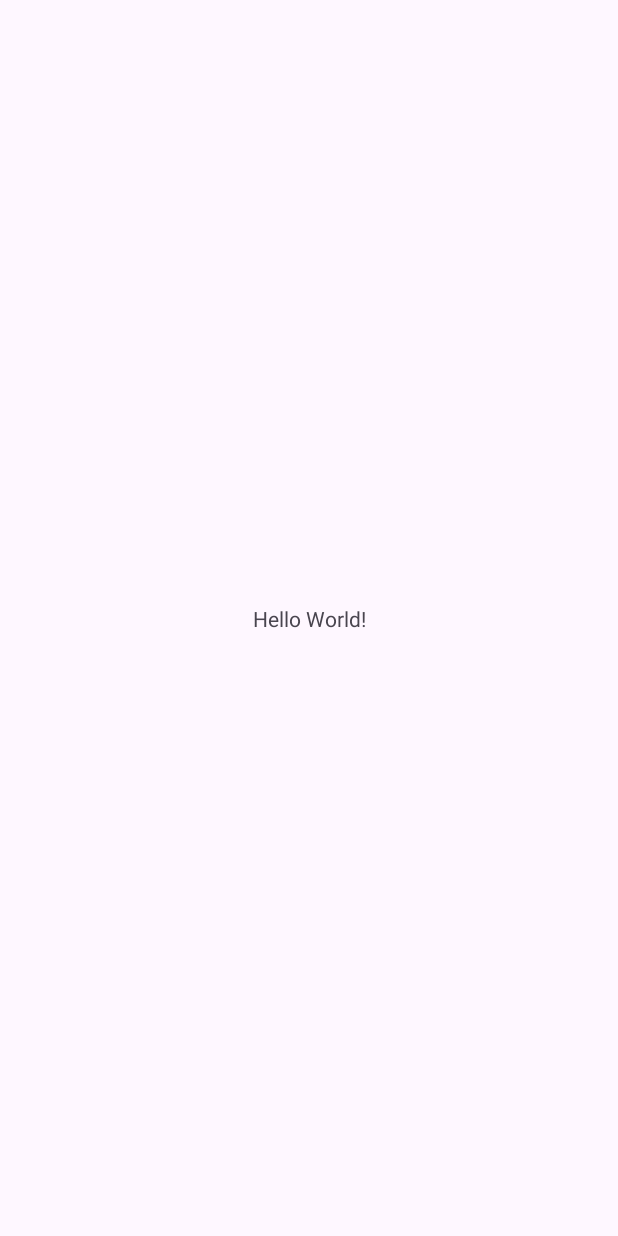
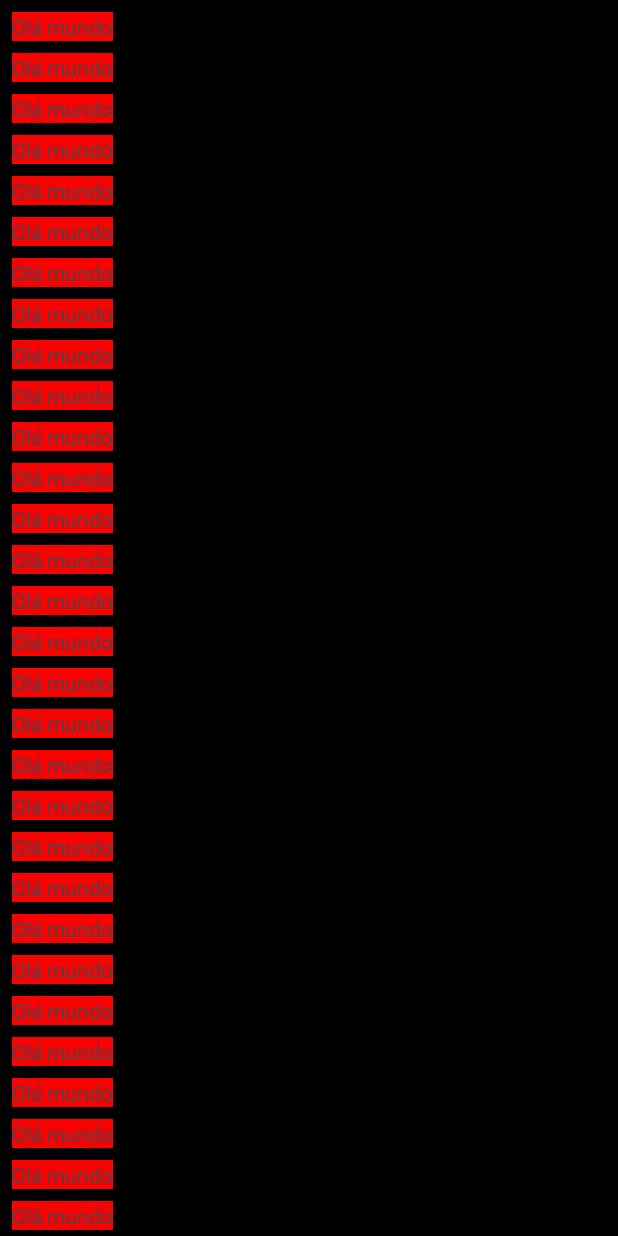
Before and after one commit to kassiosilva/netflix-clone-android, an Android app: the screen it shows after launch (MainActivity), on a phone screen of 412 x 824 dp. Before the commit the screen is almost empty. Run offline under Robolectric (Android 15) with nearby library versions, the phone set to English and light mode, and no system bars.

Commit message:
feat: criando listagem simple

```diff
--- a/app/src/main/java/com/example/netflixremake/MainActivity.kt
+++ b/app/src/main/java/com/example/netflixremake/MainActivity.kt
@@ -2,10 +2,19 @@ package com.example.netflixremake
 
 import androidx.appcompat.app.AppCompatActivity
 import android.os.Bundle
+import android.view.View
+import android.view.ViewGroup
+import androidx.recyclerview.widget.LinearLayoutManager
+import androidx.recyclerview.widget.RecyclerView
+class MainActivity : AppCompatActivity() {
 
-class MainActivity : AppCompatActivity() {
     override fun onCreate(savedInstanceState: Bundle?) {
         super.onCreate(savedInstanceState)
         setContentView(R.layout.activity_main)
+
+        val adapter = MainAdapter()
+        val recyclerMain: RecyclerView = findViewById(R.id.recycler_main)
+        recyclerMain.layoutManager = LinearLayoutManager(this)
+        recyclerMain.adapter = adapter
     }
 }
--- /dev/null
+++ b/app/src/main/java/com/example/netflixremake/MainAdapter.kt
@@ -0,0 +1,25 @@
+package com.example.netflixremake
+
+import android.view.LayoutInflater
+import android.view.View
+import android.view.ViewGroup
+import androidx.recyclerview.widget.RecyclerView
+
+class MainAdapter : RecyclerView.Adapter<MainAdapter.MovieViewHolder>() {
+    override fun onCreateViewHolder(parent: ViewGroup, viewType: Int): MovieViewHolder {
+        val view = LayoutInflater.from(parent.context).inflate(R.layout.movie_item, parent, false)
+
+        return MovieViewHolder(view)
+    }
+
+    override fun getItemCount(): Int {
+        return 100
+    }
+
+    override fun onBindViewHolder(holder: MovieViewHolder, position: Int) {
+    }
+
+    inner class MovieViewHolder(itemView: View) : RecyclerView.ViewHolder(itemView) {
+
+    }
+}
--- a/app/src/main/res/layout/activity_main.xml
+++ b/app/src/main/res/layout/activity_main.xml
@@ -6,13 +6,12 @@
     android:layout_height="match_parent"
     tools:context=".MainActivity">
 
-    <TextView
-        android:layout_width="wrap_content"
-        android:layout_height="wrap_content"
-        android:text="Hello World!"
-        app:layout_constraintBottom_toBottomOf="parent"
-        app:layout_constraintEnd_toEndOf="parent"
-        app:layout_constraintStart_toStartOf="parent"
-        app:layout_constraintTop_toTopOf="parent" />
+    <androidx.recyclerview.widget.RecyclerView
+        android:id="@+id/recycler_main"
+        tools:itemCount="5"
+        tools:listitem="@layout/movie_item"
+        android:background="@color/black"
+        android:layout_width="match_parent"
+        android:layout_height="match_parent" />
 
 </androidx.constraintlayout.widget.ConstraintLayout>
--- /dev/null
+++ b/app/src/main/res/layout/movie_item.xml
@@ -0,0 +1,17 @@
+<?xml version="1.0" encoding="utf-8"?>
+<androidx.constraintlayout.widget.ConstraintLayout xmlns:android="http://schemas.android.com/apk/res/android"
+    android:layout_width="match_parent"
+    android:layout_height="wrap_content"
+    xmlns:app="http://schemas.android.com/apk/res-auto">
+
+    <TextView
+        android:layout_marginStart="8dp"
+        android:layout_marginTop="8dp"
+        app:layout_constraintTop_toTopOf="parent"
+        app:layout_constraintStart_toStartOf="parent"
+        android:background="@color/red"
+        android:text="Olá mundo"
+        android:layout_width="wrap_content"
+        android:layout_height="wrap_content" />
+
+</androidx.constraintlayout.widget.ConstraintLayout>
--- a/app/src/main/res/values-night/themes.xml
+++ /dev/null
@@ -1,7 +0,0 @@
-<resources xmlns:tools="http://schemas.android.com/tools">
-    <!-- Base application theme. -->
-    <style name="Base.Theme.NetflixRemake" parent="Theme.Material3.DayNight.NoActionBar">
-        <!-- Customize your dark theme here. -->
-        <!-- <item name="colorPrimary">@color/my_dark_primary</item> -->
-    </style>
-</resources>
--- a/app/src/main/res/values/colors.xml
+++ b/app/src/main/res/values/colors.xml
@@ -2,4 +2,5 @@
 <resources>
     <color name="black">#FF000000</color>
     <color name="white">#FFFFFFFF</color>
+    <color name="red">#FD0000</color>
 </resources>
--- a/app/src/main/res/values/themes.xml
+++ b/app/src/main/res/values/themes.xml
@@ -1,8 +1,9 @@
 <resources xmlns:tools="http://schemas.android.com/tools">
     <!-- Base application theme. -->
     <style name="Base.Theme.NetflixRemake" parent="Theme.Material3.DayNight.NoActionBar">
-        <!-- Customize your light theme here. -->
-        <!-- <item name="colorPrimary">@color/my_light_primary</item> -->
+        <item name="colorPrimary">@color/black</item>
+        <item name="colorSecondary">@color/red</item>
+        <item name="colorPrimaryVariant">@color/black</item>
     </style>
 
     <style name="Theme.NetflixRemake" parent="Base.Theme.NetflixRemake" />
```
